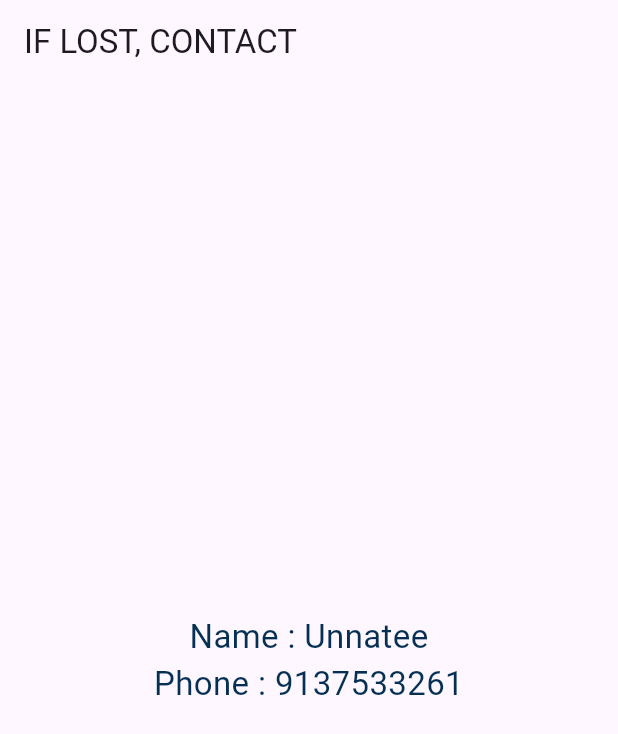
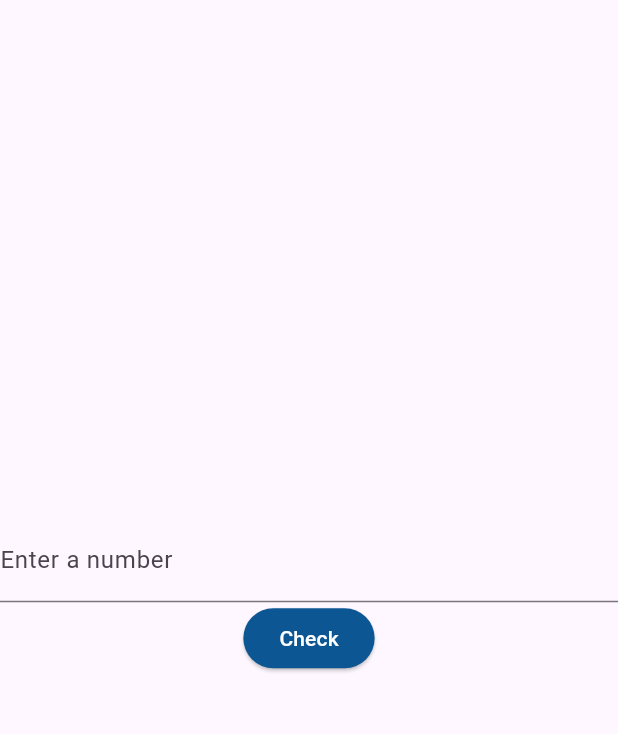
Before and after one commit to UnnateeJigneshSolanki/cyberlog, a Flutter app: the screen it shows after launch, on a phone screen of 412 x 824 dp. Shown: the top 734 px of the screen. Run offline on Flutter 3.47's test engine with Material 3 defaults, Android fonts, the phone set to English and light mode, and no system bars.

Commit message:
Updated the main.dart with new odd/even checker app

```diff
--- a/lib/main.dart
+++ b/lib/main.dart
@@ -1,25 +1,56 @@
-import 'package:flutter/material.dart';
+  import 'package:flutter/material.dart';
 
 void main() {
-  runApp(const myfirstapp());
+  runApp(const OddEvenDemo());
 }
-class myfirstapp extends StatelessWidget{
-  const myfirstapp({super.key});
+
+class OddEvenDemo extends StatelessWidget {
+  const OddEvenDemo({super.key});
   @override
-  Widget build(BuildContext context){
+  Widget build(BuildContext context) {
+    TextEditingController controller = TextEditingController();
+    String result = "";
     return MaterialApp(
       home: Scaffold(
-        appBar: AppBar(
-          title: const Text("IF LOST, CONTACT"),
+        body: StatefulBuilder(
+          builder: (context, setState) {
+            return Center(
+              child: Column(
+                mainAxisAlignment: MainAxisAlignment.center,
+                children: [
+                  TextField(
+                    controller: controller, decoration: const InputDecoration(
+                    labelText: "Enter a number",
+                    ),
+                    keyboardType: TextInputType.number,
+                  ),
+                  ElevatedButton(
+                    style: ElevatedButton.styleFrom(
+                      backgroundColor: const Color.fromARGB(255, 11, 86, 147),
+                      foregroundColor: Colors.white,
+                    ),
+                    onPressed: () {
+                      int number = int.parse(controller.text);
+                      if (number % 2 == 0) {
+                        result = "The number $number is Even.";
+                      } else {
+                        result = "The number $number is Odd.";
+                      }
+                  setState(() {});
+                    },
+                    child: const Text("Check"),
+                  ),
+                  Text(
+                    "$result",
+                    style: const TextStyle(fontSize: 20, color: Color.fromARGB(255, 134, 45, 150),),
+
+                  ),
+                ],
+              ),
+            );
+          },
         ),
-        body: const Center(
-          child: Text("Name : Unnatee\nPhone : 9137533261 ", textAlign: TextAlign.center,
-            style: TextStyle(
-              fontSize: 22,
-              color: Color.fromARGB(255, 6, 48, 83),
-            ), ),
-        )
-      )
+      ),
     );
   }
 }
```
